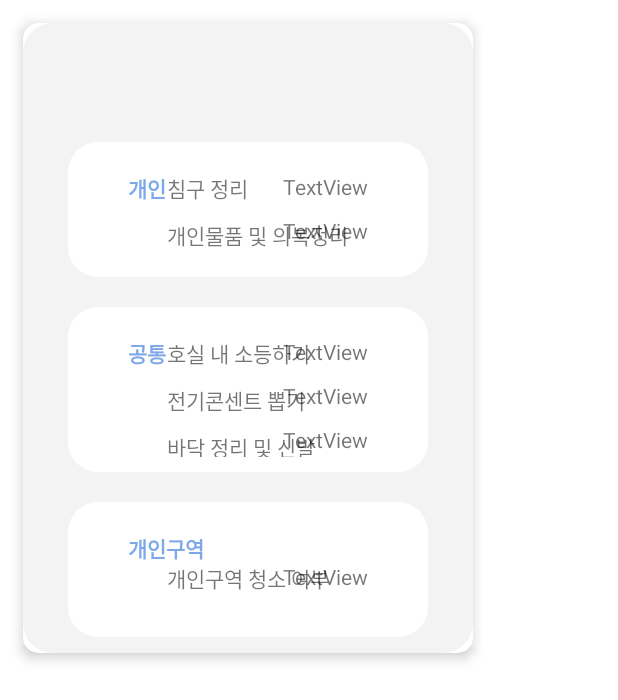
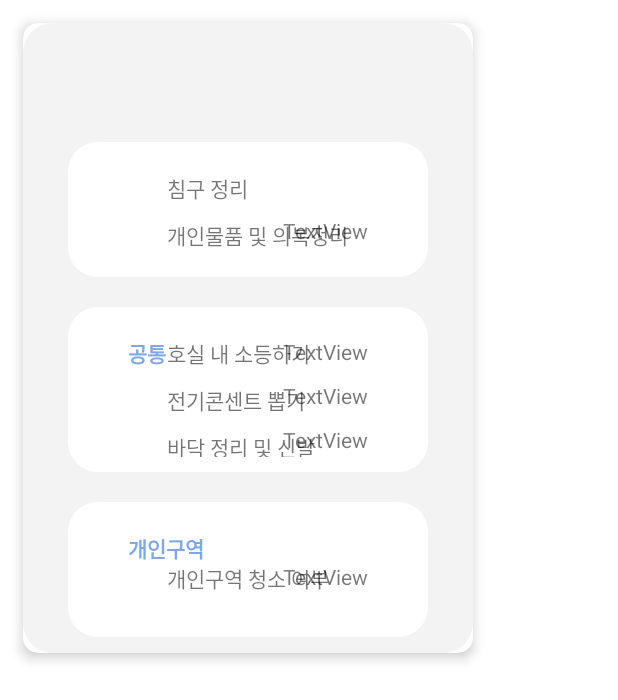
Before and after one commit to DSM-Cleaner/SSAG_Client_Android, an Android app: the layout clean_check_box.xml on its own in the app's theme, with its tools: preview values and no code run, on a phone screen of 412 x 824 dp. Shown: the top 700 px of the screen. Run offline under Robolectric (Android 15) with nearby library versions, the phone set to English and light mode, and no system bars.

Commit message:
[UPDATE] databinding

```diff
--- a/alseulsanjap2/app/src/main/res/layout/clean_check_box.xml
+++ b/alseulsanjap2/app/src/main/res/layout/clean_check_box.xml
@@ -8,6 +8,19 @@
             name="vm"
             type="com.example.alseulsanjap.checkresult.CheckResultViewModel"
             />
+
+        <variable
+            name="date"
+            type="String"
+            />
+        <variable
+            name="front"
+            type="String"
+            />
+        <variable
+            name="Date"
+            type="String"
+            />
     </data>
 
     <FrameLayout
@@ -15,6 +28,7 @@
         android:layout_height="wrap_content">
 
         <androidx.cardview.widget.CardView
+            android:id="@+id/clean_cv"
             android:layout_width="wrap_content"
             android:layout_height="wrap_content"
             android:layout_margin="15dp"
@@ -42,7 +56,7 @@
                         android:layout_height="wrap_content"
                         android:layout_marginStart="10dp"
                         android:layout_marginTop="10dp"
-                        android:text="개인"
+                        android:text="@{date}"
                         android:textColor="@color/color_light_blue"
                         android:textStyle="bold"
                         app:layout_constraintStart_toStartOf="parent"
@@ -79,7 +93,7 @@
                         android:layout_height="wrap_content"
                         android:layout_marginTop="10dp"
                         android:layout_marginEnd="10dp"
-                        android:text="TextView"
+                        android:text="@{front}"
                         app:layout_constraintEnd_toEndOf="parent"
                         app:layout_constraintTop_toTopOf="parent" />
 
@@ -234,6 +248,7 @@
                     android:layout_width="wrap_content"
                     android:layout_height="wrap_content"
                     android:layout_marginTop="30dp"
+                    android:text="@{Date}"
                     android:textColor="@color/color_dark_blue"
                     app:layout_constraintStart_toStartOf="parent"
                     app:layout_constraintTop_toTopOf="parent" />
```
Also changed, not shown: alseulsanjap2/app/src/main/res/layout/activity_check_result.xml (+8 -3 lines).
